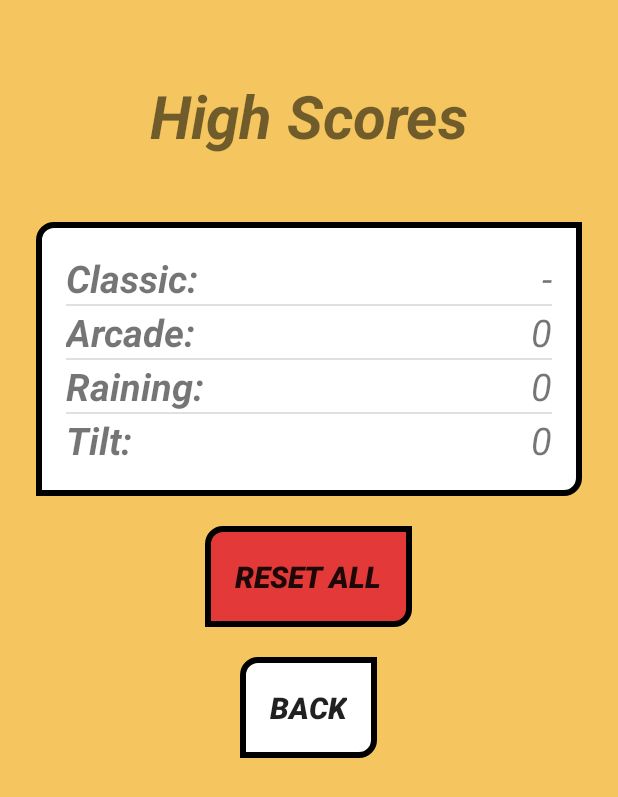
After one commit to jghjianghan/Piano_Tiles_KW, an Android app: the fragment HighscoreFragment placed in its activity, on a phone screen of 412 x 824 dp. The commit adds this screen. Shown: the top 797 px of the screen. Run offline under Robolectric (Android 15) with nearby library versions, the phone set to English and light mode, and no system bars.

Commit message:
Add highscore page, as well as feature to reset all high scores.

```diff
--- a/app/src/main/java/com/example/piano_tiles_kw/model/Page.kt
+++ b/app/src/main/java/com/example/piano_tiles_kw/model/Page.kt
@@ -7,5 +7,6 @@ enum class Page {
     MENU,
     DESCRIPTION,
     GAMEPLAY,
-    RESULT;
+    RESULT,
+    HIGHSCORE;
 }
--- /dev/null
+++ b/app/src/main/java/com/example/piano_tiles_kw/view/HighscoreAdapter.kt
@@ -0,0 +1,71 @@
+package com.example.piano_tiles_kw.view
+
+import android.annotation.SuppressLint
+import android.app.Activity
+import android.view.LayoutInflater
+import android.view.View
+import android.view.ViewGroup
+import android.widget.BaseAdapter
+import androidx.lifecycle.LifecycleOwner
+import com.example.piano_tiles_kw.R
+import com.example.piano_tiles_kw.databinding.FragmentHighscoreBinding
+import com.example.piano_tiles_kw.databinding.HighscoreItemBinding
+import com.example.piano_tiles_kw.model.GameMode
+import com.example.piano_tiles_kw.viewmodel.MainVM
+
+class HighscoreAdapter(
+    private val activity: Activity,
+    private val vm: MainVM,
+    private val owner: LifecycleOwner
+): BaseAdapter() {
+
+    override fun getCount(): Int = 4
+
+    override fun getItem(position: Int): Any {
+        return when(position){
+            0 -> GameMode.CLASSIC
+            1 -> GameMode.ARCADE
+            2 -> GameMode.RAINING
+            else -> GameMode.TILT
+        }
+    }
+
+    override fun getItemId(position: Int): Long {
+        return 0
+    }
+
+    @SuppressLint("SetTextI18n", "ViewHolder")
+    override fun getView(position: Int, convertView: View?, parent: ViewGroup?): View {
+        val view = LayoutInflater.from(this.activity).inflate(R.layout.highscore_item, parent, false)
+        val binding = HighscoreItemBinding.bind(view)
+
+        when(this.getItem(position) as GameMode){
+            GameMode.CLASSIC -> {
+                binding.highschoreLabel.text = activity.getString(R.string.btn_classic_string) + ":"
+                vm.getClassicHighScore().observe(owner, {
+                    binding.tvHighscore.text = if (it==Float.MAX_VALUE) {"-"} else {it.toString()}
+                })
+            }
+            GameMode.ARCADE -> {
+                binding.highschoreLabel.text = activity.getString(R.string.btn_arcade_string) + ":"
+                vm.getArcadeHighScore().observe(owner, {
+                    binding.tvHighscore.text = it.toString()
+                })
+            }
+            GameMode.RAINING -> {
+                binding.highschoreLabel.text = activity.getString(R.string.btn_raining_string) + ":"
+                vm.getRainingHighScore().observe(owner, {
+                    binding.tvHighscore.text = it.toString()
+                })
+            }
+            GameMode.TILT -> {
+                binding.highschoreLabel.text = activity.getString(R.string.btn_tilt_string) + ":"
+                vm.getTiltHighScore().observe(owner, {
+                    binding.tvHighscore.text = it.toString()
+                })
+            }
+        }
+
+        return view
+    }
+}
--- /dev/null
+++ b/app/src/main/java/com/example/piano_tiles_kw/view/HighscoreFragment.kt
@@ -0,0 +1,79 @@
+package com.example.piano_tiles_kw.view
+
+import android.app.AlertDialog
+import android.content.Context
+import android.content.DialogInterface
+import android.os.Bundle
+import android.view.LayoutInflater
+import android.view.View
+import android.view.ViewGroup
+import androidx.fragment.app.Fragment
+import androidx.lifecycle.ViewModelProvider
+import com.example.piano_tiles_kw.R
+import com.example.piano_tiles_kw.databinding.FragmentHighscoreBinding
+import com.example.piano_tiles_kw.model.GameMode
+import com.example.piano_tiles_kw.model.Page
+import com.example.piano_tiles_kw.viewmodel.MainVM
+
+
+// Contains the description of each game modes before the game starts
+
+class HighscoreFragment : Fragment() {
+    private lateinit var listener: FragmentListener
+    private lateinit var binding: FragmentHighscoreBinding
+    private lateinit var vm: MainVM
+    private lateinit var adapter: HighscoreAdapter
+
+    override fun onCreateView(
+        inflater: LayoutInflater,
+        container: ViewGroup?,
+        savedInstanceState: Bundle?
+    ): View? {
+        binding = FragmentHighscoreBinding.inflate(inflater, container, false)
+        binding.btnReset.setOnClickListener {
+            AlertDialog.Builder(context)
+                .setTitle("Confirmation")
+                .setMessage("Are you sure you want to reset all the high scores??")
+                .setPositiveButton(
+                    R.string.btn_highscore_reset
+                ) { _, _ ->
+                    for (mode in GameMode.values()) {
+                        if (mode == GameMode.CLASSIC) {
+                            listener.updateHighscore(Float.MAX_VALUE, mode)
+                        } else {
+                            listener.updateHighscore(0, mode)
+                        }
+                    }
+                }
+                .setNegativeButton(R.string.btn_cancel_string, null)
+                .setIcon(android.R.drawable.ic_dialog_alert)
+                .show()
+
+        }
+        binding.btnBack.setOnClickListener {
+            listener.changePage(Page.MENU)
+        }
+
+        return binding.root
+    }
+
+    override fun onActivityCreated(savedInstanceState: Bundle?) {
+        super.onActivityCreated(savedInstanceState)
+        vm = ViewModelProvider(requireActivity()).get(MainVM::class.java)
+        adapter = HighscoreAdapter(requireActivity(), vm, this)
+
+        binding.lvHighscore.adapter = adapter
+    }
+
+    override fun onAttach(context: Context) {
+        super.onAttach(context)
+        if (context is FragmentListener) {
+            listener = context
+        } else {
+            throw ClassCastException(
+                context.toString() +
+                        "must implement FragmentListener"
+            )
+        }
+    }
+}
--- a/app/src/main/java/com/example/piano_tiles_kw/view/MainActivity.kt
+++ b/app/src/main/java/com/example/piano_tiles_kw/view/MainActivity.kt
@@ -19,6 +19,7 @@ class MainActivity : AppCompatActivity(), FragmentListener {
     private lateinit var descriptionFragment: DescriptionFragment
     private lateinit var gameplayFragment: GameplayFragment
     private lateinit var resultFragment: ResultFragment
+    private lateinit var highscoreFragment: HighscoreFragment
     private lateinit var fragmentManager: FragmentManager
     private lateinit var binding: ActivityMainBinding
     private lateinit var sharedPrefWriter: SharedPrefWriter
@@ -32,6 +33,7 @@ class MainActivity : AppCompatActivity(), FragmentListener {
         descriptionFragment = DescriptionFragment()
         gameplayFragment = GameplayFragment()
         resultFragment = ResultFragment()
+        highscoreFragment = HighscoreFragment()
         sharedPrefWriter = SharedPrefWriter(this)
 
         vm = ViewModelProvider(this).get(MainVM::class.java)
@@ -58,6 +60,9 @@ class MainActivity : AppCompatActivity(), FragmentListener {
             Page.RESULT -> {
                 ft.replace(R.id.fragment_container, resultFragment)
             }
+            Page.HIGHSCORE -> {
+                ft.replace(R.id.fragment_container, highscoreFragment)
+            }
         }
         ft.commit()
     }
@@ -78,22 +83,22 @@ class MainActivity : AppCompatActivity(), FragmentListener {
     override fun updateHighscore(newHighscore : Number, mode: GameMode) {
         when(mode){
             GameMode.RAINING -> {
-                val hs = newHighscore as Int
+                val hs = newHighscore.toInt()
                 sharedPrefWriter.saveRainingHighscore(hs)
                 vm.setRainingHighScore(hs)
             }
             GameMode.CLASSIC -> {
-                val hs = newHighscore as Float
+                val hs = newHighscore.toFloat()
                 sharedPrefWriter.saveClassicHighscore(hs)
                 vm.setClassicHighScore(hs)
             }
             GameMode.ARCADE -> {
-                val hs = newHighscore as Int
+                val hs = newHighscore.toInt()
                 sharedPrefWriter.saveArcadeHighscore(hs)
                 vm.setArcadeHighScore(hs)
             }
             GameMode.TILT -> {
-                val hs = newHighscore as Int
+                val hs = newHighscore.toInt()
                 sharedPrefWriter.saveTiltHighscore(hs)
                 vm.setTiltHighScore(hs)
             }
--- a/app/src/main/java/com/example/piano_tiles_kw/view/MenuFragment.kt
+++ b/app/src/main/java/com/example/piano_tiles_kw/view/MenuFragment.kt
@@ -46,6 +46,7 @@ class MenuFragment : Fragment(),
         binding.btnArcade.setOnClickListener(this)
         binding.btnRaining.setOnClickListener(this)
         binding.btnTilt.setOnClickListener(this)
+        binding.btnHighscore.setOnClickListener(this)
         binding.btnExit.setOnClickListener(this)
         return binding.root
     }
@@ -80,6 +81,7 @@ class MenuFragment : Fragment(),
                 listener.changePage(Page.DESCRIPTION)
                 vm.setGameMode(GameMode.RAINING)
             }
+            binding.btnHighscore -> listener.changePage(Page.HIGHSCORE)
             binding.btnExit -> {
                 listener.closeApplication()
             }
--- a/app/src/main/res/layout/fragment_highscore.xml
+++ b/app/src/main/res/layout/fragment_highscore.xml
@@ -1,6 +1,55 @@
 <?xml version="1.0" encoding="utf-8"?>
-<androidx.constraintlayout.widget.ConstraintLayout
-    xmlns:android="http://schemas.android.com/apk/res/android" android:layout_width="match_parent"
-    android:layout_height="match_parent">
+<LinearLayout
+    xmlns:android="http://schemas.android.com/apk/res/android"
+    android:background="@color/colorPrimary"
+    android:layout_width="match_parent"
+    android:layout_height="match_parent"
+    android:orientation="vertical">
 
-</androidx.constraintlayout.widget.ConstraintLayout>
+    <TextView
+        android:id="@+id/title"
+        android:layout_width="match_parent"
+        android:layout_height="wrap_content"
+        android:layout_marginTop="30dp"
+        android:padding="20dp"
+        android:gravity="center"
+        android:text="@string/btn_highscore_string"
+        android:textStyle="bold|italic"
+        android:textSize="40sp"
+        />
+
+    <ListView
+        android:id="@+id/lv_highscore"
+        android:layout_width="match_parent"
+        android:layout_height="wrap_content"
+        android:layout_marginStart="24dp"
+        android:layout_marginTop="24dp"
+        android:layout_marginEnd="24dp"
+        android:padding="20dp"
+        android:background="@drawable/button_background"
+        />
+    <Button
+        android:id="@+id/btn_reset"
+        android:layout_width="wrap_content"
+        android:layout_height="wrap_content"
+        android:layout_marginTop="20dp"
+        android:text="@string/btn_highscore_reset"
+        android:textStyle="bold|italic"
+        android:background="@drawable/button_background_cancel"
+        android:padding="20dp"
+        android:textSize="20sp"
+        android:layout_gravity="center"/>
+
+    <Button
+        android:id="@+id/btn_back"
+        android:layout_width="wrap_content"
+        android:layout_height="wrap_content"
+        android:layout_marginTop="20dp"
+        android:text="@string/btn_back"
+        android:textStyle="bold|italic"
+        android:background="@drawable/button_background"
+        android:padding="20dp"
+        android:textSize="20sp"
+        android:layout_gravity="center"/>
+
+</LinearLayout>
--- a/app/src/main/res/layout/fragment_menu.xml
+++ b/app/src/main/res/layout/fragment_menu.xml
@@ -15,7 +15,7 @@
         android:layout_marginTop="50dp"
         android:text="@string/app_name"
         android:textStyle="bold|italic"
-        android:textSize="40sp"
+        android:textSize="30sp"
         android:padding="20dp"
         app:layout_constraintEnd_toEndOf="parent"
         app:layout_constraintStart_toStartOf="parent"
@@ -25,7 +25,7 @@
         android:id="@+id/btn_classic"
         android:layout_width="0dp"
         android:layout_height="wrap_content"
-        android:layout_marginTop="50dp"
+        android:layout_marginTop="20dp"
         android:text="@string/btn_classic_string"
         android:textStyle="bold|italic"
         android:background="@drawable/button_background"
@@ -78,6 +78,20 @@
         app:layout_constraintTop_toBottomOf="@+id/btn_raining" />
 
     <Button
+        android:id="@+id/btn_highscore"
+        android:layout_width="0dp"
+        android:layout_height="wrap_content"
+        android:layout_marginTop="16dp"
+        android:text="@string/btn_highscore_string"
+        android:textStyle="bold|italic"
+        android:background="@drawable/button_background"
+        android:padding="20dp"
+        android:textSize="20sp"
+        app:layout_constraintEnd_toEndOf="@+id/btn_classic"
+        app:layout_constraintStart_toStartOf="@+id/btn_classic"
+        app:layout_constraintTop_toBottomOf="@+id/btn_tilt" />
+
+    <Button
         android:id="@+id/btn_exit"
         android:layout_width="wrap_content"
         android:layout_height="wrap_content"
@@ -89,5 +103,5 @@
         android:textSize="20sp"
         app:layout_constraintEnd_toEndOf="@+id/title"
         app:layout_constraintStart_toStartOf="@+id/title"
-        app:layout_constraintTop_toBottomOf="@+id/btn_tilt" />
+        app:layout_constraintTop_toBottomOf="@+id/btn_highscore" />
 </androidx.constraintlayout.widget.ConstraintLayout>
--- /dev/null
+++ b/app/src/main/res/layout/highscore_item.xml
@@ -0,0 +1,23 @@
+<?xml version="1.0" encoding="utf-8"?>
+<RelativeLayout
+    xmlns:android="http://schemas.android.com/apk/res/android"
+    android:layout_width="match_parent"
+    android:layout_height="wrap_content">
+    <TextView
+        android:id="@+id/highschore_label"
+        android:layout_width="wrap_content"
+        android:layout_height="wrap_content"
+        android:textSize="25sp"
+        android:textStyle="bold|italic"
+        android:text="Raining"
+        android:layout_alignParentStart="true"
+        />
+    <TextView
+        android:id="@+id/tv_highscore"
+        android:layout_width="wrap_content"
+        android:layout_height="wrap_content"
+        android:textSize="25sp"
+        android:textStyle="italic"
+        android:text="20"
+        android:layout_alignParentEnd="true"/>
+</RelativeLayout>
--- a/app/src/main/res/values/strings.xml
+++ b/app/src/main/res/values/strings.xml
@@ -6,6 +6,9 @@
     <string name="btn_cancel_string">CANCEL</string>
 
     <string name="btn_exit_string">EXIT</string>
+    <string name="btn_highscore_string">High Scores</string>
+    <string name="btn_highscore_reset">Reset All</string>
+    <string name="btn_back">Back</string>
 
     <string name="btn_playagain">Play Again</string>
     <string name="btn_mainmenu">Main Menu</string>
```
